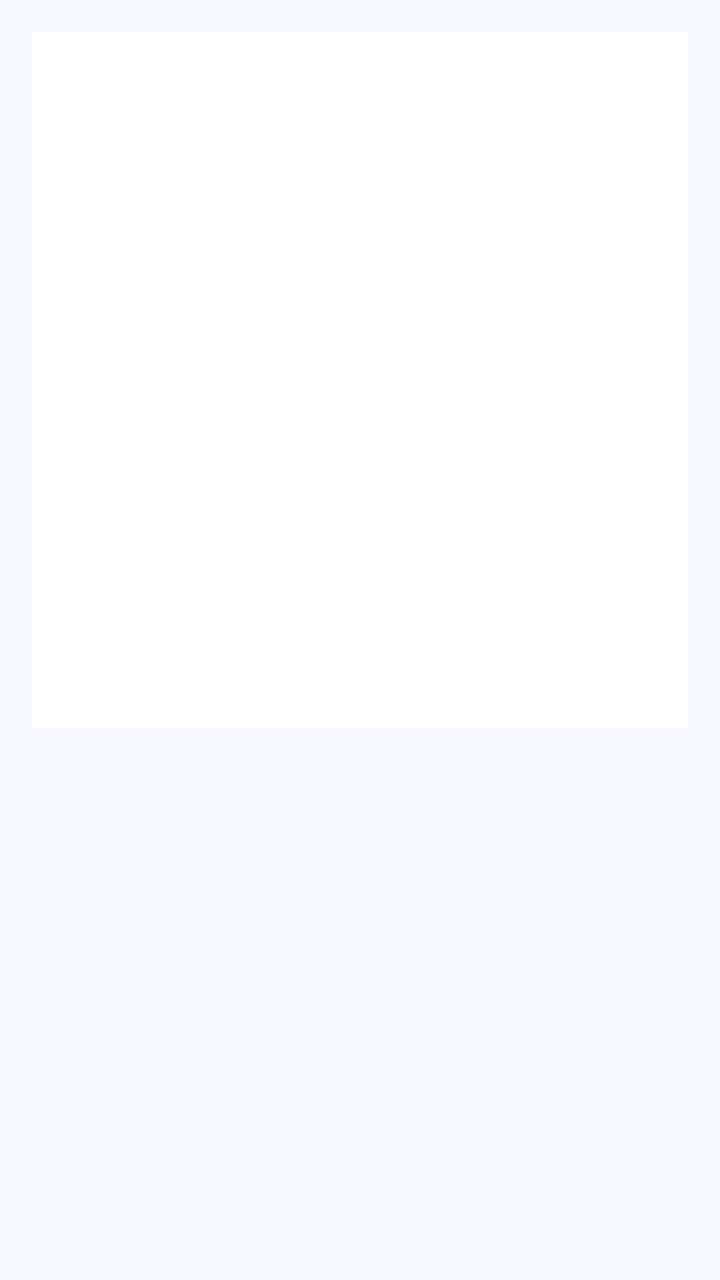
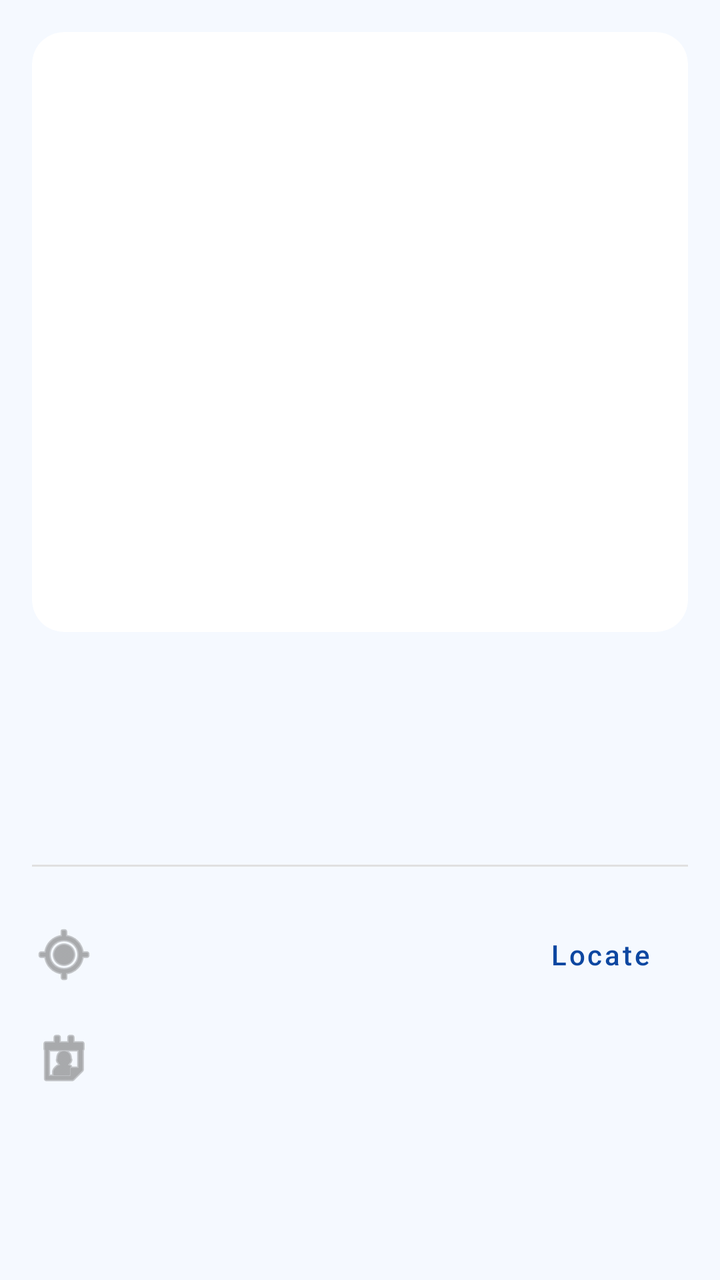

The first picture is an Android layout as it rendered before a commit; the second is the same layout after the commit. The layout source and the unified diff follow.
<!-- AndroidManifest.xml: application theme Theme.LocalMarketplace -->
<!-- res/layout/activity_product_detail.xml -->
<?xml version="1.0" encoding="utf-8"?>
<ScrollView xmlns:android="http://schemas.android.com/apk/res/android"
    xmlns:app="http://schemas.android.com/apk/res-auto"
    android:layout_width="match_parent"
    android:layout_height="match_parent"
    android:background="@color/bluish_white">

    <LinearLayout
        android:layout_width="match_parent"
        android:layout_height="wrap_content"
        android:orientation="vertical"
        android:padding="16dp">

        <androidx.viewpager2.widget.ViewPager2
            android:id="@+id/vpProductMedia"
            android:layout_width="match_parent"
            android:layout_height="300dp"
            android:background="@color/white" />

        <com.google.android.material.tabs.TabLayout
            android:id="@+id/tlMediaIndicator"
            android:layout_width="match_parent"
            android:layout_height="wrap_content"
            app:tabBackground="@drawable/tab_selector"
            app:tabGravity="center"
            app:tabIndicatorHeight="0dp"
            app:tabMaxWidth="12dp" />

        <TextView
            android:id="@+id/tvDetailName"
            android:layout_width="match_parent"
            android:layout_height="wrap_content"
            android:layout_marginTop="16dp"
            android:textSize="24sp"
            android:textStyle="bold"
            android:textColor="@color/black" />

        <TextView
            android:id="@+id/tvDetailPrice"
            android:layout_width="match_parent"
            android:layout_height="wrap_content"
            android:layout_marginTop="8dp"
            android:textColor="@color/dark_blue"
            android:textSize="20sp" />

        <TextView
            android:id="@+id/tvDetailLocation"
            android:layout_width="match_parent"
            android:layout_height="wrap_content"
            android:layout_marginTop="16dp"
            android:textSize="16sp"
            android:textColor="@color/grey" />

        <TextView
            android:id="@+id/tvDetailSeller"
            android:layout_width="match_parent"
            android:layout_height="wrap_content"
            android:layout_marginTop="8dp"
            android:textSize="16sp"
            android:textColor="@color/grey" />

    </LinearLayout>
</ScrollView>
<!-- resources referenced by this layout -->
<resources>
  <color name="black">#FF000000</color>
  <color name="bluish_white">#F5F9FF</color>
  <color name="dark_blue">#0D47A1</color>
  <color name="grey">#757575</color>
  <color name="white">#FFFFFFFF</color>
  <!-- drawable tab_selector (drawable) -->
  <?xml version="1.0" encoding="utf-8"?>
  <selector xmlns:android="http://schemas.android.com/apk/res/android">
      <item android:drawable="@drawable/tab_indicator_selected" android:state_selected="true" />
      <item android:drawable="@drawable/tab_indicator_default" />
  </selector>
  <style name="Theme.LocalMarketplace" parent="Theme.MaterialComponents.Light.NoActionBar">
          
          <item name="colorPrimary">@color/light_blue</item>
          <item name="colorPrimaryVariant">@color/dark_blue</item>
          
          <item name="colorSecondary">@color/light_orange</item>
          <item name="colorSecondaryVariant">@color/light_orange</item>
          
          <item name="android:statusBarColor">@color/light_blue</item>
          
          <item name="android:windowBackground">@color/bluish_white</item>
      </style>
  <!-- drawable tab_indicator_selected (drawable) -->
  <?xml version="1.0" encoding="utf-8"?>
  <shape xmlns:android="http://schemas.android.com/apk/res/android"
      android:shape="oval">
      <solid android:color="@color/dark_blue" />
      <size android:width="8dp" android:height="8dp" />
  </shape>
  <!-- drawable tab_indicator_default (drawable) -->
  <?xml version="1.0" encoding="utf-8"?>
  <shape xmlns:android="http://schemas.android.com/apk/res/android"
      android:shape="oval">
      <solid android:color="@color/grey" />
      <size android:width="8dp" android:height="8dp" />
  </shape>
  <color name="light_blue">#81D4FA</color>
  <color name="light_orange">#FFB74D</color>
</resources>

<!-- the commit's change to res/layout/activity_product_detail.xml (unified diff, before → after) -->
@@ -11,27 +11,45 @@
         android:orientation="vertical"
         android:padding="16dp">
 
-        <androidx.viewpager2.widget.ViewPager2
-            android:id="@+id/vpProductMedia"
+        <androidx.cardview.widget.CardView
             android:layout_width="match_parent"
             android:layout_height="300dp"
-            android:background="@color/white" />
+            app:cardCornerRadius="16dp"
+            app:cardElevation="0dp"
+            android:backgroundTint="@color/white">
 
-        <com.google.android.material.tabs.TabLayout
-            android:id="@+id/tlMediaIndicator"
-            android:layout_width="match_parent"
-            android:layout_height="wrap_content"
-            app:tabBackground="@drawable/tab_selector"
-            app:tabGravity="center"
-            app:tabIndicatorHeight="0dp"
-            app:tabMaxWidth="12dp" />
+            <FrameLayout
+                android:layout_width="match_parent"
+                android:layout_height="match_parent">
+
+                <androidx.viewpager2.widget.ViewPager2
+                    android:id="@+id/vpProductMedia"
+                    android:layout_width="match_parent"
+                    android:layout_height="match_parent" />
+
+                <com.google.android.material.tabs.TabLayout
+                    android:id="@+id/tlMediaIndicator"
+                    android:layout_width="wrap_content"
+                    android:layout_height="24dp"
+                    android:layout_gravity="bottom|center_horizontal"
+                    android:layout_marginBottom="12dp"
+                    android:background="@android:color/transparent"
+                    app:tabBackground="@drawable/tab_selector"
+                    app:tabGravity="center"
+                    app:tabIndicatorHeight="0dp"
+                    app:tabMaxWidth="12dp"
+                    app:tabRippleColor="@null"
+                    app:tabPaddingStart="4dp"
+                    app:tabPaddingEnd="4dp" />
+            </FrameLayout>
+        </androidx.cardview.widget.CardView>
 
         <TextView
             android:id="@+id/tvDetailName"
             android:layout_width="match_parent"
             android:layout_height="wrap_content"
-            android:layout_marginTop="16dp"
-            android:textSize="24sp"
+            android:layout_marginTop="24dp"
+            android:textSize="26sp"
             android:textStyle="bold"
             android:textColor="@color/black" />
 
@@ -41,23 +59,63 @@
             android:layout_height="wrap_content"
             android:layout_marginTop="8dp"
             android:textColor="@color/dark_blue"
-            android:textSize="20sp" />
+            android:textSize="22sp"
+            android:textStyle="bold" />
+
+        <View
+            android:layout_width="match_parent"
+            android:layout_height="1dp"
+            android:layout_marginTop="20dp"
+            android:layout_marginBottom="20dp"
+            android:background="#E0E0E0" />
+
+        <LinearLayout
+            android:layout_width="match_parent"
+            android:layout_height="wrap_content"
+            android:orientation="horizontal"
+            android:gravity="center_vertical">
+
+            <TextView
+                android:id="@+id/tvDetailLocation"
+                android:layout_width="0dp"
+                android:layout_height="wrap_content"
+                android:layout_weight="1"
+                android:textSize="16sp"
+                android:textColor="@color/grey"
+                android:drawablePadding="8dp"
+                app:drawableStartCompat="@android:drawable/ic_menu_mylocation"
+                app:drawableTint="@color/grey" />
+
+            <Button
+                android:id="@+id/btnLocateOnMap"
+                style="@style/Widget.MaterialComponents.Button.TextButton"
+                android:layout_width="wrap_content"
+                android:layout_height="wrap_content"
+                android:text="Locate"
+                android:textColor="@color/dark_blue"
+                android:textAllCaps="false" />
+        </LinearLayout>
 
         <TextView
-            android:id="@+id/tvDetailLocation"
+            android:id="@+id/tvDistance"
             android:layout_width="match_parent"
             android:layout_height="wrap_content"
-            android:layout_marginTop="16dp"
-            android:textSize="16sp"
-            android:textColor="@color/grey" />
+            android:layout_marginTop="4dp"
+            android:layout_marginStart="32dp"
+            android:textSize="14sp"
+            android:textColor="@color/dark_blue"
+            android:visibility="gone" />
 
         <TextView
             android:id="@+id/tvDetailSeller"
             android:layout_width="match_parent"
             android:layout_height="wrap_content"
-            android:layout_marginTop="8dp"
+            android:layout_marginTop="12dp"
             android:textSize="16sp"
-            android:textColor="@color/grey" />
+            android:textColor="@color/grey"
+            android:drawablePadding="8dp"
+            app:drawableStartCompat="@android:drawable/ic_menu_my_calendar"
+            app:drawableTint="@color/grey" />
 
     </LinearLayout>
 </ScrollView>
<!-- resource entries referenced after the edit -->
@@ -25,18 +25,28 @@
       </style>
   <!-- drawable tab_indicator_selected (drawable) -->
   <?xml version="1.0" encoding="utf-8"?>
-  <shape xmlns:android="http://schemas.android.com/apk/res/android"
-      android:shape="oval">
-      <solid android:color="@color/dark_blue" />
-      <size android:width="8dp" android:height="8dp" />
-  </shape>
+  <layer-list xmlns:android="http://schemas.android.com/apk/res/android">
+      <item
+          android:width="7dp"
+          android:height="7dp"
+          android:gravity="center">
+          <shape android:shape="oval">
+              <solid android:color="@color/dark_blue" />
+          </shape>
+      </item>
+  </layer-list>
   <!-- drawable tab_indicator_default (drawable) -->
   <?xml version="1.0" encoding="utf-8"?>
-  <shape xmlns:android="http://schemas.android.com/apk/res/android"
-      android:shape="oval">
-      <solid android:color="@color/grey" />
-      <size android:width="8dp" android:height="8dp" />
-  </shape>
+  <layer-list xmlns:android="http://schemas.android.com/apk/res/android">
+      <item
+          android:width="5dp"
+          android:height="5dp"
+          android:gravity="center">
+          <shape android:shape="oval">
+              <solid android:color="#BDBDBD" />
+          </shape>
+      </item>
+  </layer-list>
   <color name="light_blue">#81D4FA</color>
   <color name="light_orange">#FFB74D</color>
 </resources>
